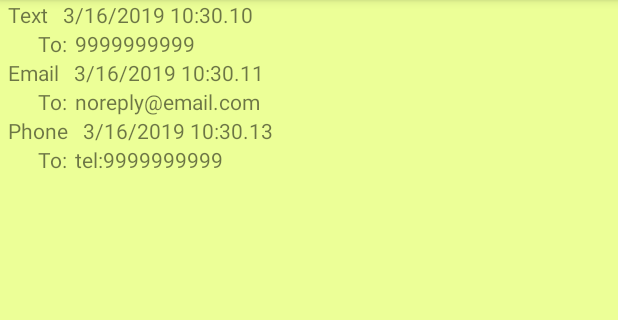
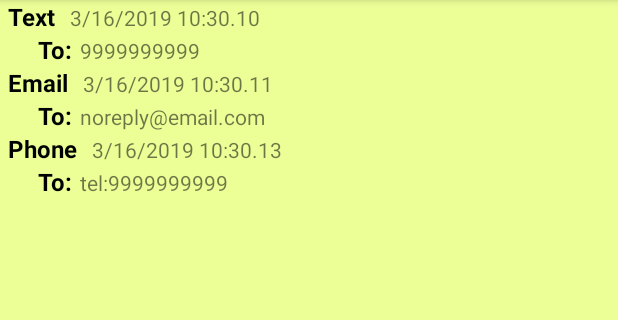
Before and after one commit to davidhmobley/ContactDavid3, an Android app: the ActionsActivity screen opened directly, with no data from a screen before it, on a phone screen of 412 x 824 dp, the part 84-404 px from its top. Run offline under Robolectric (Android 15) with nearby library versions, the phone set to English and light mode, and no system bars.

Commit message:
style ActionActivity

```diff
--- a/app/src/main/res/layout/actions_row.xml
+++ b/app/src/main/res/layout/actions_row.xml
@@ -19,6 +19,7 @@
 
             <TextView
                 android:id="@+id/actionsRowType"
+                style="@style/My_Action_TextAppearance"
                 android:layout_width="wrap_content"
                 android:layout_height="wrap_content" />
 
@@ -39,6 +40,7 @@
 
             <TextView
                 android:id="@+id/actionsRowToLabel"
+                style="@style/My_Action_TextAppearance"
                 android:layout_width="wrap_content"
                 android:layout_height="wrap_content"
                 android:text="@string/action_row_to_label"/>
--- a/app/src/main/res/values/styles.xml
+++ b/app/src/main/res/values/styles.xml
@@ -23,6 +23,12 @@
     <style name="MyActionBarStyle" parent="@android:style/Widget.Holo.Light.ActionBar">
         <item name="android:titleTextStyle">@style/My_Title_TextAppearance</item>
         <item name="android:subtitleTextStyle">@style/My_Subtitle_TextAppearance</item>
+    </style>
+
+    <style name="My_Action_TextAppearance">
+        <item name="android:textColor">@android:color/black</item>
+        <item name="android:textSize">@dimen/text_size_smallmedium</item>
+        <item name="android:textStyle">bold</item>
     </style>
 
     <style name="My_Title_TextAppearance" parent="@android:style/TextAppearance.Holo.Widget.ActionBar.Title">
```
